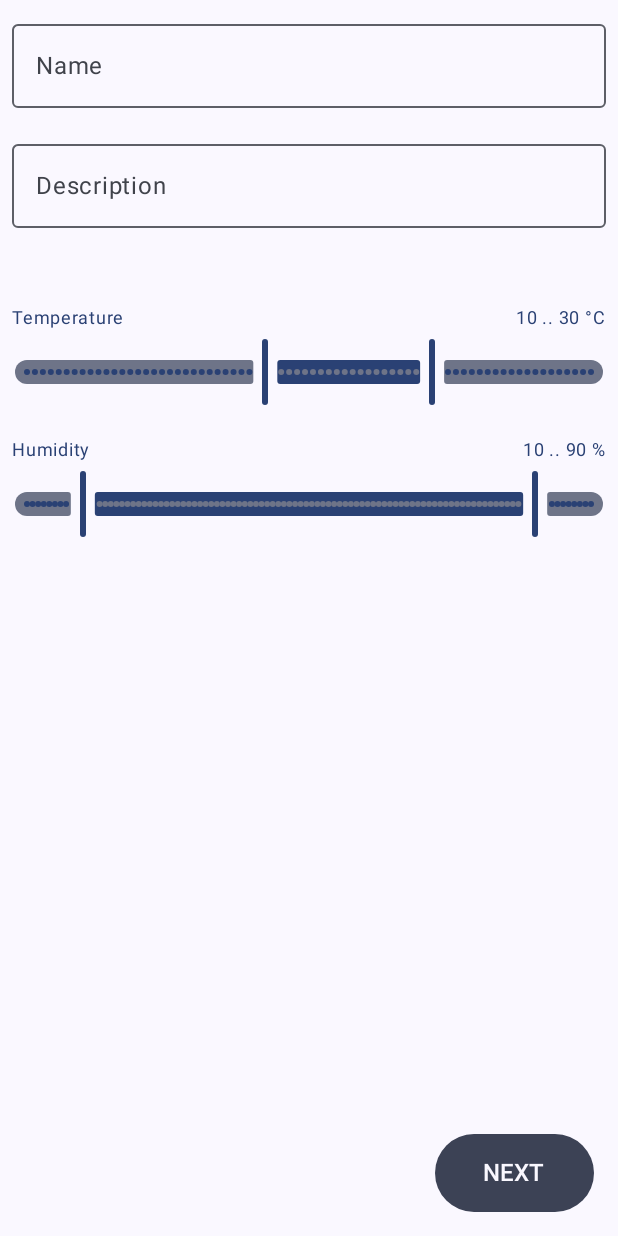
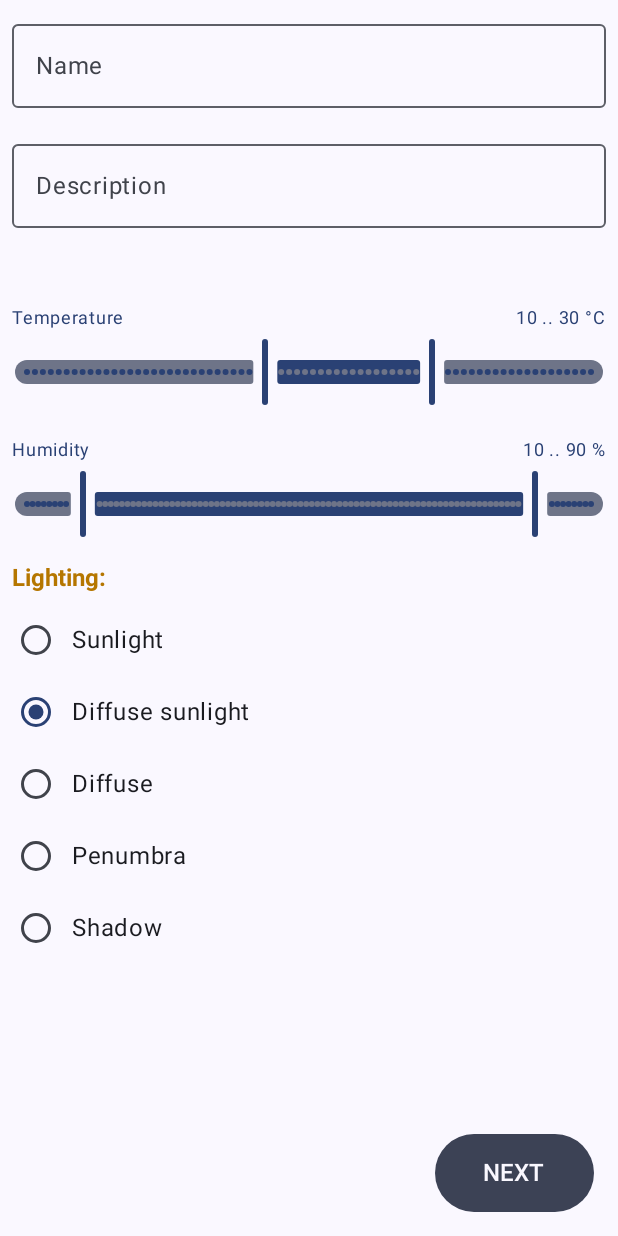
Before and after one commit to Artushock/SpillMe, an Android app built with Jetpack Compose: the composable AddNewPlantTypeScreen shown on its own in the app's theme, on a phone screen of 412 x 824 dp. Run offline under Robolectric (Android 15) with nearby library versions, the phone set to English and light mode, and no system bars; our stand-ins replace Dagger/Hilt's generated code.

Commit message:
Lightening radio buttons implemented

```diff
--- a/app/src/main/java/com/artushock/apps/spillme/ui/addnewplant/addplanttype/AddNewPlantTypeScreen.kt
+++ b/app/src/main/java/com/artushock/apps/spillme/ui/addnewplant/addplanttype/AddNewPlantTypeScreen.kt
@@ -10,9 +10,12 @@ import androidx.compose.foundation.layout.fillMaxWidth
 import androidx.compose.foundation.layout.height
 import androidx.compose.foundation.layout.padding
 import androidx.compose.foundation.layout.width
+import androidx.compose.foundation.rememberScrollState
+import androidx.compose.foundation.verticalScroll
 import androidx.compose.material3.Button
 import androidx.compose.material3.CircularProgressIndicator
 import androidx.compose.material3.MaterialTheme
+import androidx.compose.material3.RadioButton
 import androidx.compose.material3.Text
 import androidx.compose.runtime.Composable
 import androidx.compose.runtime.collectAsState
@@ -23,23 +26,29 @@ import androidx.compose.runtime.setValue
 import androidx.compose.ui.Alignment
 import androidx.compose.ui.Modifier
 import androidx.compose.ui.platform.LocalContext
+import androidx.compose.ui.text.TextStyle
+import androidx.compose.ui.text.font.FontWeight
+import androidx.compose.ui.text.style.TextAlign
 import androidx.compose.ui.unit.dp
-import androidx.compose.ui.unit.max
 import androidx.compose.ui.unit.sp
 import androidx.hilt.navigation.compose.hiltViewModel
 import androidx.navigation.NavHostController
+import com.artushock.apps.spillme.ui.addnewplant.addplanttype.model.Lighting
 import com.artushock.apps.spillme.ui.addnewplant.addplanttype.model.NewPlantType
 import com.artushock.apps.spillme.ui.addnewplant.addplanttype.model.NewPlantTypeStep
 import com.artushock.apps.spillme.ui.addnewplant.addplanttype.model.UiState
 import com.artushock.apps.spillme.ui.base.colors.getButtonColors
 import com.artushock.apps.spillme.ui.base.edittext.EditTextField
 import com.artushock.apps.spillme.ui.base.sliders.RangeValuesSlider
+import com.artushock.apps.spillme.ui.theme.MainBrown
 
 @Composable
 fun AddNewPlantTypeScreen(
     navController: NavHostController,
     viewModel: AddNewPlantTypeViewModel = hiltViewModel(),
 ) {
+    val scrollState = rememberScrollState()
+
     Box(
         modifier = Modifier
             .fillMaxWidth()
@@ -48,6 +57,7 @@ fun AddNewPlantTypeScreen(
             modifier = Modifier
                 .fillMaxSize()
                 .align(Alignment.TopCenter)
+                .verticalScroll(scrollState)
         ) {
             val context = LocalContext.current
             val state: UiState<NewPlantType> by viewModel.state.collectAsState()
@@ -75,6 +85,7 @@ fun AddNewPlantTypeScreen(
                             maxTemp = plantType.maxTemp,
                             minHumidity = plantType.minHumidity,
                             maxHumidity = plantType.maxHumidity,
+                            lighting = plantType.lighting,
                             onNameChanged = viewModel::changedName,
                             onDescriptionChanged = viewModel::changedDescription,
                             onTemperatureChanged = viewModel::setTemperature,
@@ -96,6 +107,8 @@ fun AddNewPlantTypeScreen(
 
                 UiState.Loading -> Progress()
             }
+
+            Spacer(modifier = Modifier.height(50.dp))
         }
 
         Button(
@@ -122,6 +135,7 @@ fun FirstStep(
     maxTemp: Int,
     minHumidity: Int,
     maxHumidity: Int,
+    lighting: Lighting,
     onNameChanged: (String) -> Unit,
     onDescriptionChanged: (String) -> Unit,
     onTemperatureChanged: (Int, Int) -> Unit,
@@ -179,6 +193,33 @@ fun FirstStep(
             }
         },
     )
+
+    var selectedOption by remember {
+        mutableStateOf(lighting)
+    }
+    Column {
+
+        Text(
+            text = "Lighting: ",
+            modifier = Modifier
+                .padding(8.dp),
+            style = TextStyle(color = MainBrown, fontSize = 16.sp, fontWeight = FontWeight.Bold),
+            textAlign = TextAlign.Center
+        )
+
+        Lighting.entries.forEach { option ->
+            Row {
+                RadioButton(
+                    selected = selectedOption == option,
+                    onClick = { selectedOption = option })
+                Text(
+                    modifier = Modifier.align(Alignment.CenterVertically),
+                    text = option.title
+                )
+            }
+        }
+    }
+
 }
 
 @Composable
--- /dev/null
+++ b/app/src/main/java/com/artushock/apps/spillme/ui/addnewplant/addplanttype/model/Lighting.kt
@@ -0,0 +1,12 @@
+package com.artushock.apps.spillme.ui.addnewplant.addplanttype.model
+
+enum class Lighting(
+    val id: Int,
+    val title: String
+) {
+    SUNLIGHT(0, "Sunlight"),
+    DIFFUSE_SUNLIGHT(1, "Diffuse sunlight"),
+    DIFFUSE(2, "Diffuse"),
+    PENUMBRA(3, "Penumbra"),
+    SHADOW(4, "Shadow"),
+}
--- a/app/src/main/java/com/artushock/apps/spillme/ui/addnewplant/addplanttype/model/NewPlantType.kt
+++ b/app/src/main/java/com/artushock/apps/spillme/ui/addnewplant/addplanttype/model/NewPlantType.kt
@@ -13,6 +13,8 @@ data class NewPlantType(
     val minHumidity: Int = 10,
     val maxHumidity: Int = 90,
 
+    val lighting: Lighting = Lighting.DIFFUSE_SUNLIGHT,
+
     val wateringFrequency: Int = 3,
     val sprayingFrequency: Int = 12,
     val rubbingFrequency: Int = 1,
```
Lines whose indentation alone changed are shown as unchanged.
